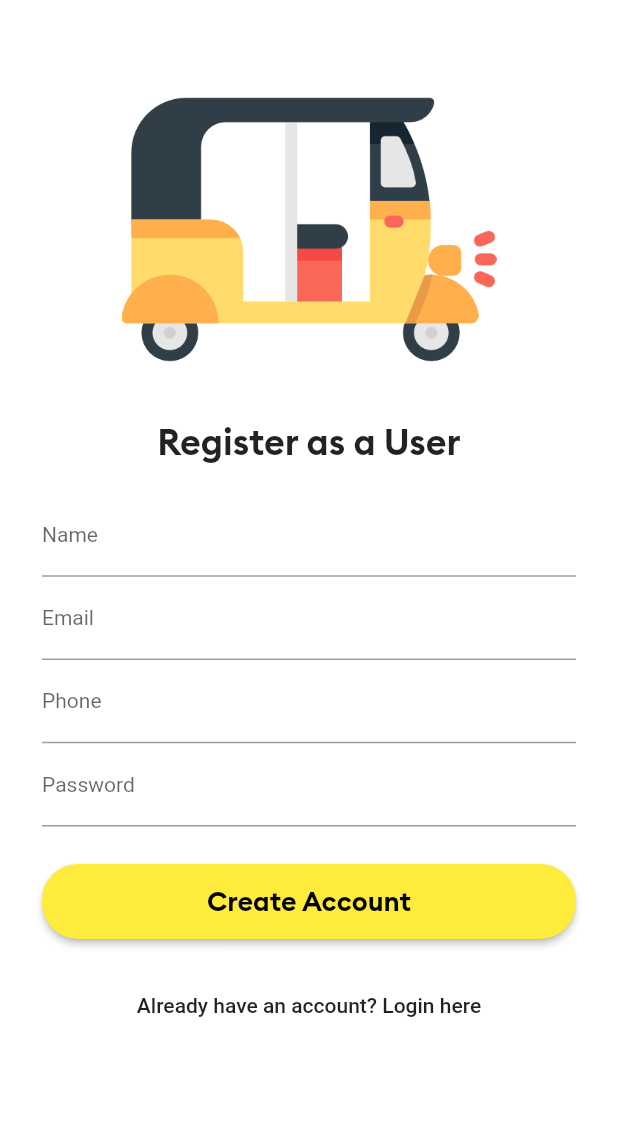
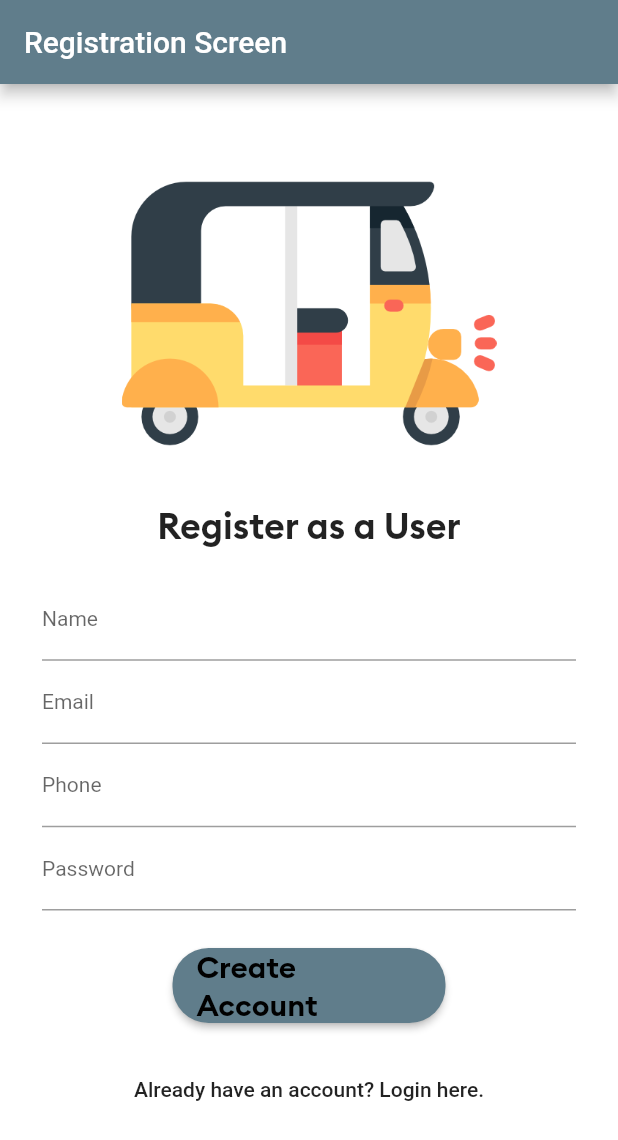
Before and after one commit to hitalithakur/TukTukUser, a Flutter app: the screen it shows after launch, after a tap on "Don't have an account? Register here", on a phone screen of 412 x 824 dp. Shown: the top 1140 px of the screen. Run offline on Flutter 3.47's test engine with Material 2 defaults, Android fonts, the phone set to English and light mode, and no system bars; our stand-ins replace animated_text_kit, firebase_auth, firebase_core, firebase_database, fluttertoast, font_awesome_flutter and 4 more; missing offline and left inert: flutter_geofire, flutter_polyline_points; accounts and stored records are empty.

Commit message:
First Commit

```diff
--- a/lib/AllScreens/loginScreen.dart
+++ b/lib/AllScreens/loginScreen.dart
@@ -1,3 +1,5 @@
+import 'dart:ui';
+
 import 'package:firebase_auth/firebase_auth.dart';
 import 'package:firebase_database/firebase_database.dart';
 //import 'package:flutter/cupertino.dart';
@@ -20,7 +22,6 @@ class LoginScreen extends StatefulWidget
 }
 
 class _LoginScreenState extends State<LoginScreen> {
-  final GlobalKey<FormState> _key = GlobalKey<FormState>();
   void _changeLanguage(Language language) async {
     Locale _locale = await setLocale(language.languageCode);
     MyApp.setLocale(context, _locale);
@@ -34,13 +35,18 @@ class _LoginScreenState extends State<LoginScreen> {
   Widget build(BuildContext context) {
     return Scaffold(
       appBar: AppBar(
-        title: Text(getTranslated(context, 'login_screen'),),
+        centerTitle: false,
+        title: Text(
+          // "Log-in Screen"
+          getTranslated(context, 'login_screen'),
+        ),
 
         actions: <Widget>[
           Padding(
             padding: const EdgeInsets.all(8.0),
             child: DropdownButton<Language>(
               underline: SizedBox(),
+              hint: Text(getTranslated(context, 'language'), style: TextStyle(color: Colors.white),), //"Language
               icon: Icon(
                 Icons.language,
                 color: Colors.white,
@@ -50,7 +56,7 @@ class _LoginScreenState extends State<LoginScreen> {
               },
               items: Language.languageList()
                   .map<DropdownMenuItem<Language>>(
-                    (e) => DropdownMenuItem<Language>(
+                     (e) => DropdownMenuItem<Language>(
                   value: e,
                   child: Row(
                     mainAxisAlignment: MainAxisAlignment.spaceAround,
@@ -88,7 +94,8 @@ class _LoginScreenState extends State<LoginScreen> {
 
               SizedBox(height: 1.0,),
               Text(
-                "Login as a User",
+                //"Login as a User",
+                getTranslated(context, 'login_as_a_user'),
                 style: TextStyle(fontSize: 24.0, fontFamily: "Brand Bold"),
                 textAlign: TextAlign.center,
               ),
@@ -103,7 +110,7 @@ class _LoginScreenState extends State<LoginScreen> {
                       controller: emailTextEditingController,
                       keyboardType: TextInputType.emailAddress,
                       decoration: InputDecoration(
-                        labelText: "Email",
+                        labelText: getTranslated(context, 'email'), //"Email",
                         labelStyle: TextStyle(
                           fontSize: 14.0,
                         ),
@@ -120,7 +127,7 @@ class _LoginScreenState extends State<LoginScreen> {
                       controller: passwordTextEditingController,
                       obscureText: true,
                       decoration: InputDecoration(
-                        labelText: "Password",
+                        labelText: getTranslated(context, 'password'),//"Password",
                         labelStyle: TextStyle(
                           fontSize: 14.0,
                         ),
@@ -134,14 +141,16 @@ class _LoginScreenState extends State<LoginScreen> {
 
                     SizedBox(height: 25.0,),
                     RaisedButton(
-                      color: Colors.yellow,
+                      color: Colors.blueGrey,
                       textColor: Colors.black,
                       child:  Container(
                         height: 50.0,
+                        width: 150.0,
                         child: Center(
                           child: Text(
-                            "Login",
-                            style: TextStyle(fontSize: 18.0, fontFamily: "Brand Bold"),
+                            //"Login",
+                            getTranslated(context, 'login'),
+                            style: TextStyle(fontSize: 20.0, fontFamily: "Brand Bold"),
                           ),
                         ),
                       ),
@@ -175,8 +184,8 @@ class _LoginScreenState extends State<LoginScreen> {
                   Navigator.pushNamedAndRemoveUntil(context, RegisterScreen.idScreen, (route) => false);
                 },
                 child: Text(
-                  "Don't have an account? Register here",
-
+                  //"Don't have an account? Register here",
+                  getTranslated(context, 'dont_have_an_account?_register_here'),
                 ),
               ),
             ],
--- a/lib/AllScreens/registerScreen.dart
+++ b/lib/AllScreens/registerScreen.dart
@@ -5,13 +5,20 @@ import 'package:fluttertoast/fluttertoast.dart';
 import 'package:my_flutter_project/AllScreens/loginScreen.dart';
 import 'package:my_flutter_project/AllScreens/mainscreen.dart';
 import 'package:my_flutter_project/AllWidgets/progressDialog.dart';
+import 'package:my_flutter_project/localization/language_constants.dart';
 import 'package:my_flutter_project/main.dart';
 
 
-class RegisterScreen extends StatelessWidget
+class RegisterScreen extends StatefulWidget
 {
   static const String idScreen = "register";
+  RegisterScreen({Key key}) : super(key: key);
 
+  @override
+  _RegisterScreenState createState() => _RegisterScreenState();
+}
+
+class _RegisterScreenState extends State<RegisterScreen> {
   TextEditingController nameTextEditingController = TextEditingController();
   TextEditingController emailTextEditingController = TextEditingController();
   TextEditingController phoneTextEditingController = TextEditingController();
@@ -20,6 +27,15 @@ class RegisterScreen extends StatelessWidget
   @override
   Widget build(BuildContext context) {
     return Scaffold(
+
+      appBar: AppBar(
+        centerTitle: false,
+        title: Text(
+          // "Log-in Screen"
+          getTranslated(context, 'registration_screen'),
+        ),
+      ),
+
       backgroundColor: Colors.white,
       body: SingleChildScrollView(
         child: Padding(
@@ -36,7 +52,8 @@ class RegisterScreen extends StatelessWidget
 
               SizedBox(height: 1.0,),
               Text(
-                "Register as a User",
+                //"Register as a User",
+                getTranslated(context, 'register_as_a_user'),
                 style: TextStyle(fontSize: 24.0, fontFamily: "Brand Bold"),
                 textAlign: TextAlign.center,
               ),
@@ -51,7 +68,7 @@ class RegisterScreen extends StatelessWidget
                       controller: nameTextEditingController,
                       keyboardType: TextInputType.text,
                       decoration: InputDecoration(
-                        labelText: "Name",
+                        labelText: getTranslated(context, 'register_name'), //"Name",
                         labelStyle: TextStyle(
                           fontSize: 14.0,
                         ),
@@ -68,7 +85,7 @@ class RegisterScreen extends StatelessWidget
                       controller: emailTextEditingController,
                       keyboardType: TextInputType.emailAddress,
                       decoration: InputDecoration(
-                        labelText: "Email",
+                        labelText: getTranslated(context, 'register_email'), //"Email",
                         labelStyle: TextStyle(
                           fontSize: 14.0,
                         ),
@@ -85,7 +102,7 @@ class RegisterScreen extends StatelessWidget
                       controller: phoneTextEditingController,
                       keyboardType: TextInputType.phone,
                       decoration: InputDecoration(
-                        labelText: "Phone",
+                        labelText: getTranslated(context, 'register_phone'), //"Phone",
                         labelStyle: TextStyle(
                           fontSize: 14.0,
                         ),
@@ -102,7 +119,7 @@ class RegisterScreen extends StatelessWidget
                       controller: passwordTextEditingController,
                       obscureText: true,
                       decoration: InputDecoration(
-                        labelText: "Password",
+                        labelText: getTranslated(context, 'register_password'), //"Password",
                         labelStyle: TextStyle(
                           fontSize: 14.0,
                         ),
@@ -116,14 +133,16 @@ class RegisterScreen extends StatelessWidget
 
                     SizedBox(height: 25.0,),
                     RaisedButton(
-                        color: Colors.yellow,
+                        color: Colors.blueGrey,
                         textColor: Colors.black,
                         child:  Container(
                           height: 50.0,
+                          width: 150.0,
                           child: Center(
                             child: Text(
-                              "Create Account",
-                              style: TextStyle(fontSize: 18.0, fontFamily: "Brand Bold"),
+                              //"Create Account",
+                              getTranslated(context, 'create_account'),
+                              style: TextStyle(fontSize: 20.0, fontFamily: "Brand Bold"),
                             ),
                           ),
                         ),
@@ -165,8 +184,8 @@ class RegisterScreen extends StatelessWidget
                   Navigator.pushNamedAndRemoveUntil(context, LoginScreen.idScreen, (route) => false);
                 },
                 child: Text(
-                  "Already have an account? Login here",
-
+                  //"Already have an account? Login here",
+                  getTranslated(context, 'already_have_an_account_login_here'),
                 ),
               ),
             ],
--- a/lib/AllScreens/settings_page.dart
+++ b/lib/AllScreens/settings_page.dart
@@ -5,7 +5,7 @@ import 'package:my_flutter_project/main.dart';
 
 class SettingsPage extends StatefulWidget
 {
-  static const String idScreen = "language";
+  //static const String idScreen = "language";
   SettingsPage({Key key}) : super(key: key);
 
   @override
--- a/lib/lang/en.json
+++ b/lib/lang/en.json
@@ -1,4 +1,6 @@
 {
+    "language": "Language",
+
     "login_screen": "Log-In Screen",
     "login_as_a_user": "LogIn as a User",
     "email": "Email",
@@ -17,6 +19,7 @@
 
 
     "main_screeen": "Main Screen",
+    "user_profile": "Profile",
     "log_out": "Log out",
     "hi_there": "Hi There",
     "where_to": "Where to?",
--- a/lib/lang/hi.json
+++ b/lib/lang/hi.json
@@ -1,4 +1,6 @@
 {
+    "language": "भाषा",
+
     "login_screen": "प्रवेश पट",
     "login_as_a_user": "उपयोगकर्ता के रूप में लॉगिन करें",
     "email": "ईमेल",
--- a/lib/lang/mr.json
+++ b/lib/lang/mr.json
@@ -1,4 +1,6 @@
 {
+    "language": "भाषा",
+
     "login_screen": "लॉग-इन स्क्रीन",
     "login_as_a_user": "वापरकर्ता म्हणून लॉग इन करा",
     "email": "ईमेल",
--- a/lib/localization/language_constants.dart
+++ b/lib/localization/language_constants.dart
@@ -7,7 +7,7 @@ const String LANGUAGE_CODE = 'languageCode';
 //languages code
 const String ENGLISH = 'en';
 const String HINDI = 'hi';
-const String MARATHI = 'hi';
+const String MARATHI = 'mr';
 
 Future<Locale> setLocale(String languageCode) async {
   SharedPreferences _prefs = await SharedPreferences.getInstance();
--- a/lib/main.dart
+++ b/lib/main.dart
@@ -10,6 +10,7 @@ import 'package:flutter_localizations/flutter_localizations.dart';
 import 'package:my_flutter_project/AllScreens/loginScreen.dart';
 import 'package:my_flutter_project/AllScreens/mainscreen.dart';
 import 'package:my_flutter_project/AllScreens/registerScreen.dart';
+import 'package:my_flutter_project/AllScreens/settings_page.dart';
 import 'package:my_flutter_project/DataHandler/appData.dart';
 import 'package:my_flutter_project/localization/demo_localization.dart';
 import 'package:my_flutter_project/localization/language_constants.dart';
@@ -98,6 +99,7 @@ class _MyAppState extends State<MyApp> {
           RegisterScreen.idScreen: (context) => RegisterScreen(),
           LoginScreen.idScreen: (context) => LoginScreen(),
           MainScreen.idScreen: (context) => MainScreen(),
+          //SettingsPage.idScreen: (context) => SettingsPage(),
         },
         debugShowCheckedModeBanner: false,
       ),
```
Also changed, not shown: lib/AllScreens/mainscreen.dart (+93 -30 lines), lib/AllScreens/searchScreen.dart (+23 -11 lines).
